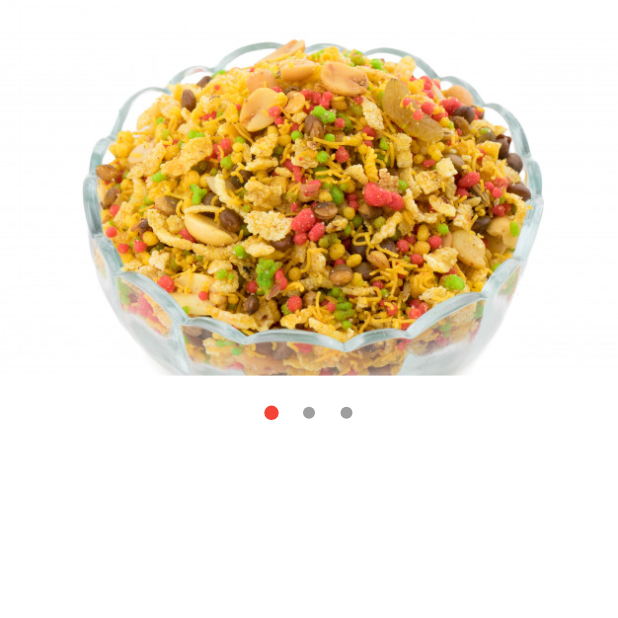
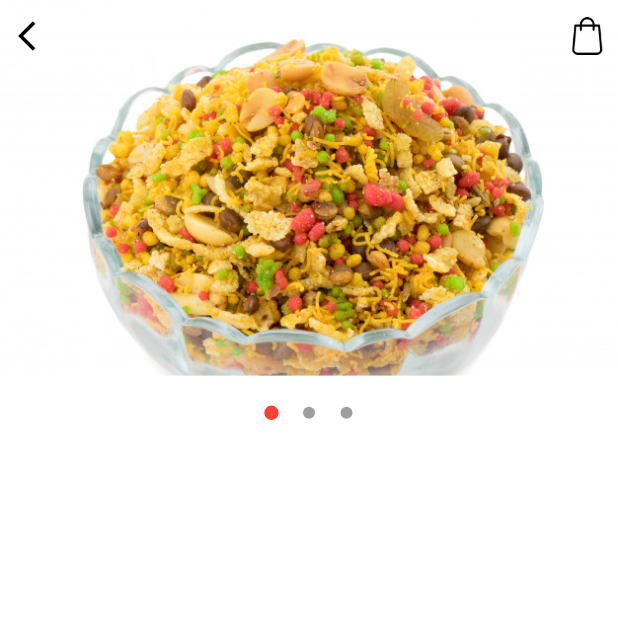
Before and after one commit to joinmywave/FoodDelivery, a Flutter app: the screen it shows after launch, after a tap on "Cereals", on a phone screen of 412 x 824 dp, the top half of it. Run offline on Flutter 3.47's test engine with Material 2 defaults, Android fonts, the phone set to English and light mode, and no system bars.

Commit message:
Product Details - top navigation

```diff
--- a/food_delivery/lib/screens/product_details.dart
+++ b/food_delivery/lib/screens/product_details.dart
@@ -23,7 +23,9 @@ class _ProductDetailsState extends State<ProductDetails> {
           children: [
             Container(
               height: 300,
-              child: Carousel(
+              child: Stack(
+                children: [
+                  Carousel(
                     images: [
                       AssetImage('images/${widget.product.image}'),
                       AssetImage('images/${widget.product.image}'),
@@ -33,6 +35,31 @@ class _ProductDetailsState extends State<ProductDetails> {
                     dotColor: grey,
                     dotIncreasedColor: red,
                     dotIncreaseSize: 1.2,
+                    autoplay: false,
+                  ),
+                  Row(
+                    mainAxisAlignment: MainAxisAlignment.spaceBetween,
+                    children: [
+                      IconButton(
+                        icon: Icon(
+                          Icons.arrow_back_ios,
+                          color: black,
+                        ),
+                        onPressed: () {
+                          Navigator.pop(context);
+                        },
+                      ),
+                      Padding(
+                        padding: const EdgeInsets.all(8.0),
+                        child: Image.asset(
+                          "images/shopping-bag.png",
+                          width: 25,
+                          height: 25,
+                        ),
+                      )
+                    ],
+                  ),
+                ],
               ),
             )
           ],
```
Lines whose indentation alone changed are shown as unchanged.
